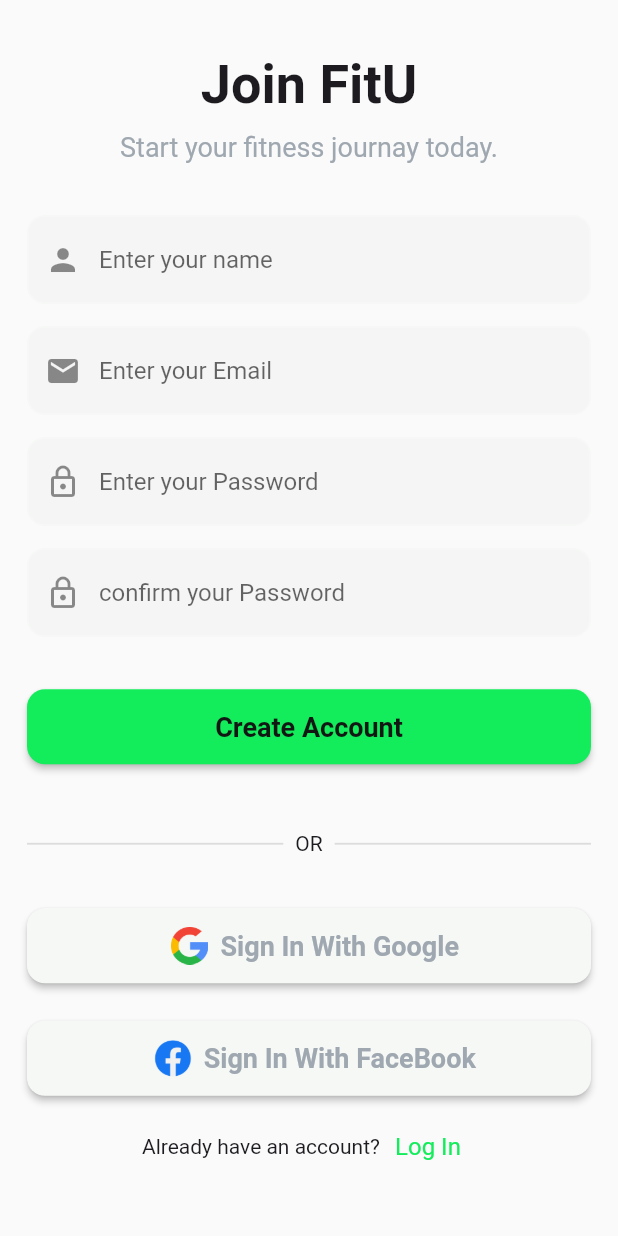
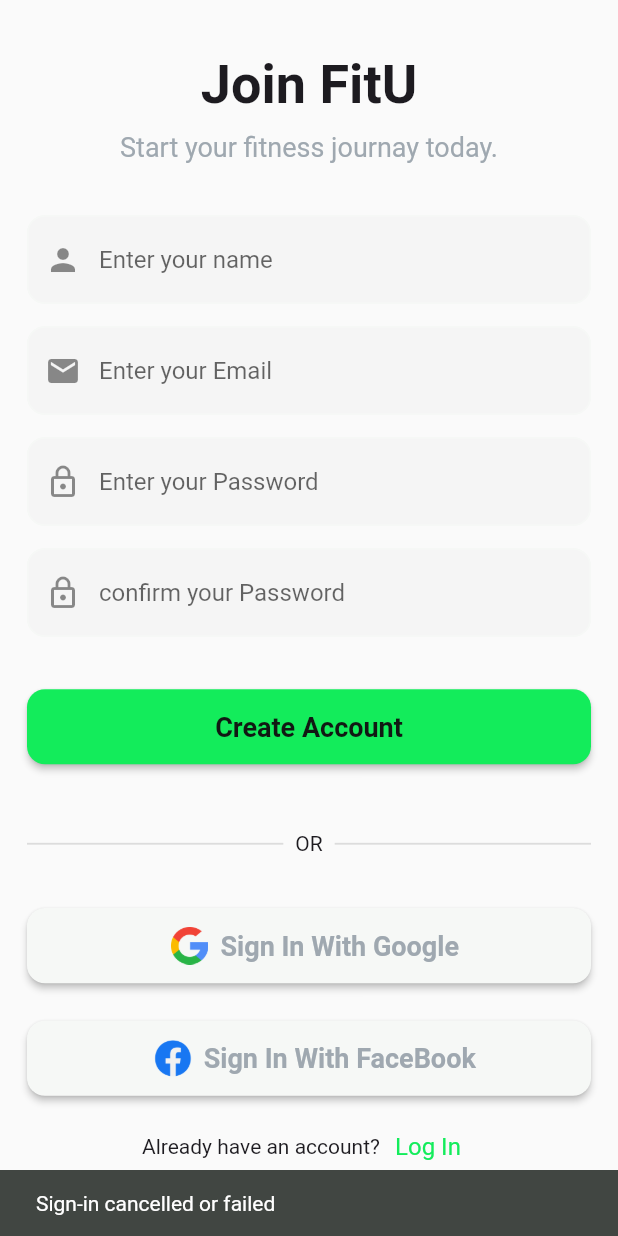
Before and after one commit to MohamedGamil13/FitU, a Flutter app: the SignUpView screen opened by its route, after a tap on "Sign In With Google", on a phone screen of 412 x 824 dp. Run offline on Flutter 3.47's test engine with Material 3 defaults, Android fonts, the light colour scheme and no system bars; our stand-ins replace bloc, firebase_auth, firebase_core, flutter_bloc, flutter_dotenv, get_it and 4 more; accounts and stored records are empty.

Commit message:
Integrate Google Sign-In functionality with enhanced error handling and UI updates; refactor authentication views and add screenutil dependency

```diff
--- a/lib/core/routes/app_router.dart
+++ b/lib/core/routes/app_router.dart
@@ -1,4 +1,7 @@
+import 'package:fitu/core/di/app_locator.dart';
 import 'package:fitu/core/routes/router_name.dart';
+import 'package:fitu/features/Auth/data/repos/auth_repo.dart';
+import 'package:fitu/features/Auth/presentation/view_model/cubit/sign_in_with_google_cubit.dart';
 import 'package:fitu/features/Auth/presentation/views/register_view.dart';
 import 'package:fitu/features/Auth/presentation/views/reset_password_view.dart';
 import 'package:fitu/features/Auth/presentation/views/sign_in_view.dart';
@@ -6,6 +9,7 @@ import 'package:fitu/features/Auth/presentation/views/sign_up_view.dart';
 import 'package:fitu/features/home/presentation/views/home_view.dart';
 import 'package:fitu/features/onboarding/presentation/views/onboarding_view.dart';
 import 'package:fitu/features/splash/presentation/views/splash_view.dart';
+import 'package:flutter_bloc/flutter_bloc.dart';
 import 'package:go_router/go_router.dart';
 
 final GoRouter appRouter = GoRouter(
@@ -27,19 +31,31 @@ final GoRouter appRouter = GoRouter(
     ),
     GoRoute(
       path: AppRoutes.registerView,
-      builder: (context, state) => const RegisterView(),
+      builder: (context, state) => BlocProvider(
+        create: (context) => SignInWithGoogleCubit(locator<AuthRepository>()),
+        child: const RegisterView(),
+      ),
     ),
     GoRoute(
       path: AppRoutes.signUpView,
-      builder: (context, state) => const SignUpView(),
+      builder: (context, state) => BlocProvider(
+        create: (context) => SignInWithGoogleCubit(locator<AuthRepository>()),
+        child: const SignUpView(),
+      ),
     ),
     GoRoute(
       path: AppRoutes.signInView,
-      builder: (context, state) => const SignInView(),
+      builder: (context, state) => BlocProvider(
+        create: (context) => SignInWithGoogleCubit(locator<AuthRepository>()),
+        child: const SignInView(),
+      ),
     ),
     GoRoute(
       path: AppRoutes.resetPasswordView,
-      builder: (context, state) => const ResetPasswordView(),
+      builder: (context, state) => BlocProvider(
+        create: (context) => SignInWithGoogleCubit(locator<AuthRepository>()),
+        child: const ResetPasswordView(),
+      ),
     ),
   ],
 );
--- a/lib/features/Auth/presentation/view_model/cubit/sign_in_with_google_cubit.dart
+++ b/lib/features/Auth/presentation/view_model/cubit/sign_in_with_google_cubit.dart
@@ -11,11 +11,24 @@ class SignInWithGoogleCubit extends Cubit<SignInWithGoogleState> {
 
   Future<void> signInWithGoogle() async {
     emit(SignInWithGoogleWaiting());
-    final user = await repo.signInWithGoogle();
-    if (user == null) {
-      emit(SignInWithGoogleFailure());
-    } else {
-      emit(SignInWithGoogleSucess(user: user));
+    try {
+      final user = await repo.signInWithGoogle();
+
+      if (user != null) {
+        emit(SignInWithGoogleSucess(user: user));
+      } else {
+        emit(
+          SignInWithGoogleFailure(errorMessage: "Sign-in cancelled or failed"),
+        );
+      }
+    } on FirebaseAuthException catch (e) {
+      emit(
+        SignInWithGoogleFailure(errorMessage: "Firebase error: ${e.message}"),
+      );
+    } catch (e) {
+      emit(
+        SignInWithGoogleFailure(errorMessage: "An unexpected error occurred"),
+      );
     }
   }
 }
--- a/lib/features/Auth/presentation/view_model/cubit/sign_in_with_google_state.dart
+++ b/lib/features/Auth/presentation/view_model/cubit/sign_in_with_google_state.dart
@@ -11,6 +11,10 @@ final class SignInWithGoogleSucess extends SignInWithGoogleState {
   SignInWithGoogleSucess({required this.user});
 }
 
-final class SignInWithGoogleFailure extends SignInWithGoogleState {}
+final class SignInWithGoogleFailure extends SignInWithGoogleState {
+  final String errorMessage;
+
+  SignInWithGoogleFailure({required this.errorMessage});
+}
 
 final class SignInWithGoogleWaiting extends SignInWithGoogleState {}
--- a/lib/features/Auth/presentation/views/sign_up_view.dart
+++ b/lib/features/Auth/presentation/views/sign_up_view.dart
@@ -6,6 +6,6 @@ class SignUpView extends StatelessWidget {
 
   @override
   Widget build(BuildContext context) {
-    return const Scaffold(body: SignUpViewBody());
+    return Scaffold(body: SignUpViewBody());
   }
 }
--- a/lib/features/Auth/presentation/views/widgets/auth_custom_button.dart
+++ b/lib/features/Auth/presentation/views/widgets/auth_custom_button.dart
@@ -3,9 +3,15 @@ import 'package:fitu/core/config/themes/extension/theme_extension.dart';
 import 'package:flutter/material.dart';
 
 class AuthCustomButton extends StatelessWidget {
-  const AuthCustomButton({super.key, required this.text, required this.logo});
+  const AuthCustomButton({
+    super.key,
+    required this.text,
+    required this.logo,
+    required this.action,
+  });
   final String text;
   final String logo;
+  final void Function()? action;
   @override
   Widget build(BuildContext context) {
     return ElevatedButton(
@@ -20,7 +26,7 @@ class AuthCustomButton extends StatelessWidget {
         // minimumSize: const Size(380, 50),
         // shape: RoundedRectangleBorder(borderRadius: BorderRadius.circular(12)),
       ),
-      onPressed: () {},
+      onPressed: action,
       child: Row(
         mainAxisAlignment: .center,
         children: [
--- a/lib/features/Auth/presentation/views/widgets/sign_up_view_body.dart
+++ b/lib/features/Auth/presentation/views/widgets/sign_up_view_body.dart
@@ -1,10 +1,12 @@
 import 'package:fitu/core/constants/images_path.dart';
 import 'package:fitu/core/routes/router_name.dart';
+import 'package:fitu/features/Auth/presentation/view_model/cubit/sign_in_with_google_cubit.dart';
 import 'package:fitu/features/Auth/presentation/views/widgets/auth_custom_button.dart';
 import 'package:fitu/features/Auth/presentation/views/widgets/custom_divider.dart';
 import 'package:fitu/features/Auth/presentation/views/widgets/custom_text_row.dart';
 import 'package:fitu/features/Auth/presentation/views/widgets/sign_up_textfields.dart';
 import 'package:flutter/material.dart';
+import 'package:flutter_bloc/flutter_bloc.dart';
 import 'package:go_router/go_router.dart';
 
 class SignUpViewBody extends StatelessWidget {
@@ -22,16 +24,36 @@ class SignUpViewBody extends StatelessWidget {
                 const SignUpTextfields(),
                 const CustomDivider(textBetween: 'OR'),
                 const SizedBox(height: 35),
-                const AuthCustomButton(
-                  text: 'Sign In With Google',
-                  logo: AppImages.googleIcon,
+
+                BlocConsumer<SignInWithGoogleCubit, SignInWithGoogleState>(
+                  listener: (context, state) {
+                    if (state is SignInWithGoogleSucess) {
+                      context.go(AppRoutes.homeView);
+                    } else if (state is SignInWithGoogleFailure) {
+                      ScaffoldMessenger.of(context).showSnackBar(
+                        SnackBar(content: Text(state.errorMessage)),
+                      );
+                    }
+                  },
+                  builder: (context, state) {
+                    return AuthCustomButton(
+                      text: 'Sign In With Google',
+                      logo: AppImages.googleIcon,
+                      action: () {
+                        context
+                            .read<SignInWithGoogleCubit>()
+                            .signInWithGoogle();
+                      },
+                    );
+                  },
                 ),
+
                 const SizedBox(height: 25),
-                const AuthCustomButton(
+                AuthCustomButton(
                   text: 'Sign In With FaceBook',
                   logo: AppImages.faceBookIcon,
+                  action: () {},
                 ),
-
                 const SizedBox(height: 10),
                 CustomTextRow(
                   text: 'Already have an account?',
--- a/lib/main.dart
+++ b/lib/main.dart
@@ -2,6 +2,7 @@ import 'package:firebase_core/firebase_core.dart';
 import 'package:fitu/core/config/themes/Theme_cubit/theme_cubit.dart';
 import 'package:fitu/core/config/themes/dark_mode.dart';
 import 'package:fitu/core/config/themes/light_mode.dart';
+import 'package:fitu/core/di/app_locator.dart';
 import 'package:fitu/core/routes/app_router.dart';
 import 'package:fitu/firebase_options.dart';
 import 'package:flutter/foundation.dart';
@@ -13,6 +14,7 @@ import 'package:path_provider/path_provider.dart';
 
 void main() async {
   WidgetsFlutterBinding.ensureInitialized();
+  await setupLocator();
   await dotenv.load(fileName: ".env");
   await Firebase.initializeApp(options: DefaultFirebaseOptions.currentPlatform);
   HydratedBloc.storage = await HydratedStorage.build(
--- a/pubspec.yaml
+++ b/pubspec.yaml
@@ -46,6 +46,7 @@ dependencies:
   google_sign_in: ^7.2.0
   get_it: ^9.1.1
   flutter_dotenv: ^6.0.0
+  flutter_screenutil: ^5.9.3
 
 dev_dependencies:
   flutter_test:
```
Also changed, not shown: pubspec.lock.
